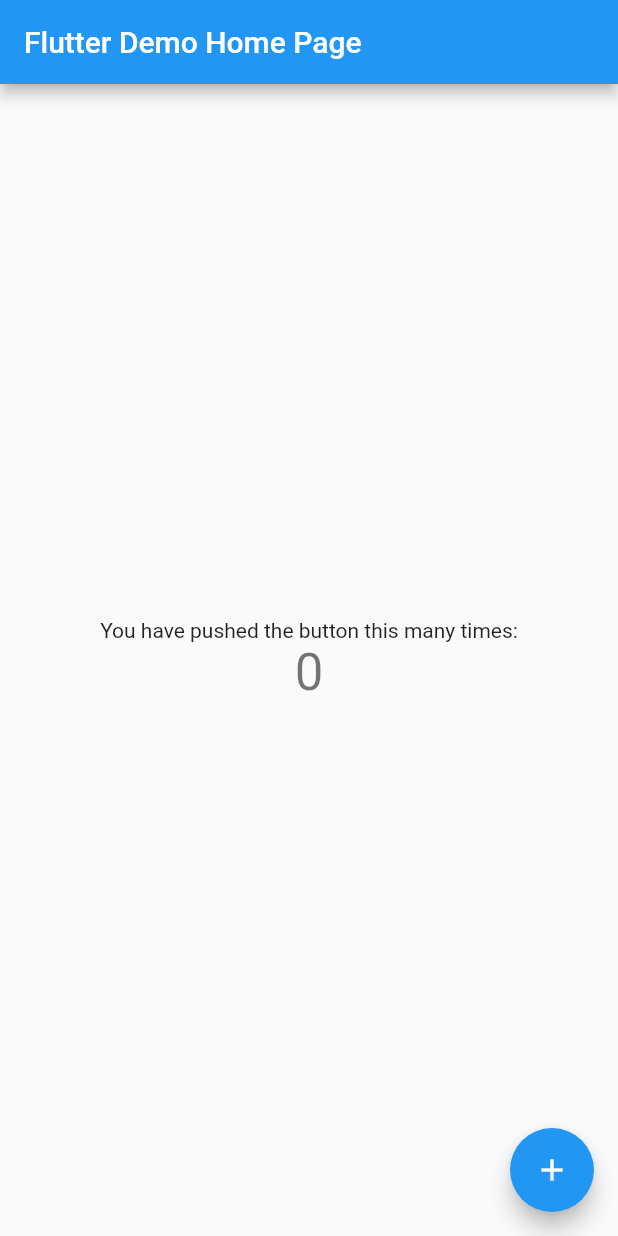
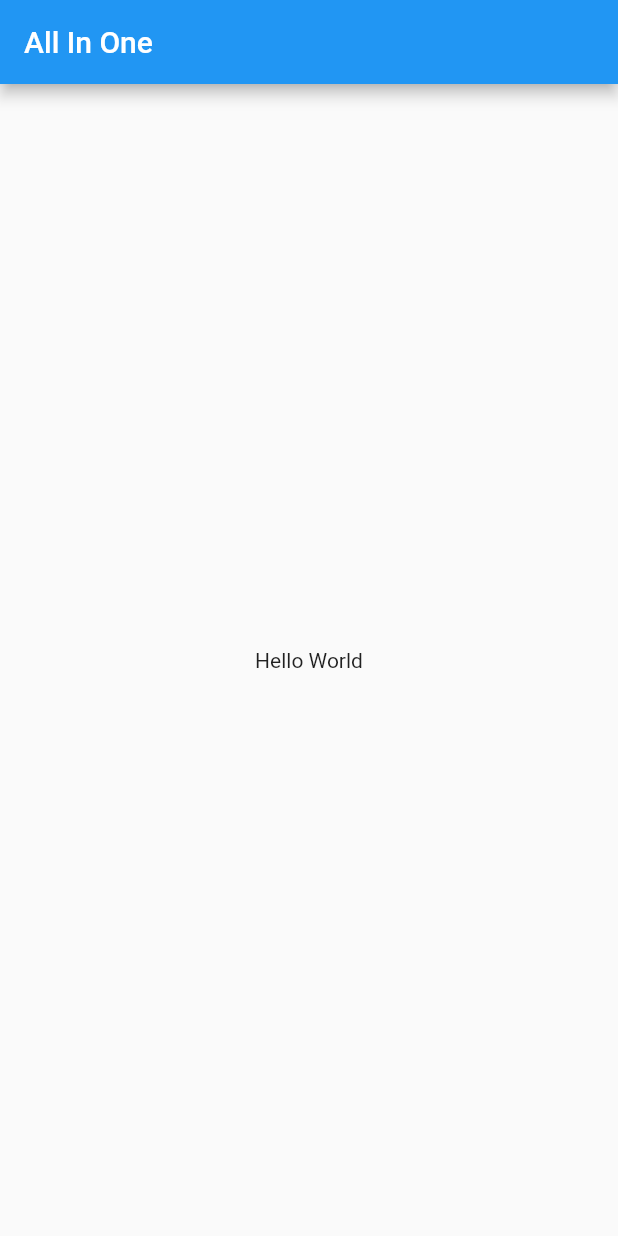
Before and after one commit to roman-ojha/all-in-one, a Flutter app: the screen it shows after launch, on a phone screen of 412 x 824 dp. Run offline on Flutter 3.47's test engine with Material 2 defaults, Android fonts, the phone set to English and light mode, and no system bars.

Commit message:
refactor(flutter): removed default code

```diff
--- a/flutter/lib/main.dart
+++ b/flutter/lib/main.dart
@@ -7,109 +7,35 @@ void main() {
 class MyApp extends StatelessWidget {
   const MyApp({Key? key}) : super(key: key);
 
-  // This widget is the root of your application.
   @override
   Widget build(BuildContext context) {
     return MaterialApp(
-      title: 'Flutter Demo',
+      title: 'AIO',
       theme: ThemeData(
-        // This is the theme of your application.
-        //
-        // Try running your application with "flutter run". You'll see the
-        // application has a blue toolbar. Then, without quitting the app, try
-        // changing the primarySwatch below to Colors.green and then invoke
-        // "hot reload" (press "r" in the console where you ran "flutter run",
-        // or simply save your changes to "hot reload" in a Flutter IDE).
-        // Notice that the counter didn't reset back to zero; the application
-        // is not restarted.
         primarySwatch: Colors.blue,
       ),
-      home: const MyHomePage(title: 'Flutter Demo Home Page'),
+      home: const MyHomePage(title: 'All In One'),
     );
   }
 }
 
 class MyHomePage extends StatefulWidget {
   const MyHomePage({Key? key, required this.title}) : super(key: key);
-
-  // This widget is the home page of your application. It is stateful, meaning
-  // that it has a State object (defined below) that contains fields that affect
-  // how it looks.
-
-  // This class is the configuration for the state. It holds the values (in this
-  // case the title) provided by the parent (in this case the App widget) and
-  // used by the build method of the State. Fields in a Widget subclass are
-  // always marked "final".
-
   final String title;
-
   @override
   State<MyHomePage> createState() => _MyHomePageState();
 }
 
 class _MyHomePageState extends State<MyHomePage> {
-  int _counter = 0;
-
-  void _incrementCounter() {
-    setState(() {
-      // This call to setState tells the Flutter framework that something has
-      // changed in this State, which causes it to rerun the build method below
-      // so that the display can reflect the updated values. If we changed
-      // _counter without calling setState(), then the build method would not be
-      // called again, and so nothing would appear to happen.
-      _counter++;
-    });
-  }
-
   @override
   Widget build(BuildContext context) {
-    // This method is rerun every time setState is called, for instance as done
-    // by the _incrementCounter method above.
-    //
-    // The Flutter framework has been optimized to make rerunning build methods
-    // fast, so that you can just rebuild anything that needs updating rather
-    // than having to individually change instances of widgets.
     return Scaffold(
       appBar: AppBar(
-        // Here we take the value from the MyHomePage object that was created by
-        // the App.build method, and use it to set our appbar title.
         title: Text(widget.title),
       ),
-      body: Center(
-        // Center is a layout widget. It takes a single child and positions it
-        // in the middle of the parent.
-        child: Column(
-          // Column is also a layout widget. It takes a list of children and
-          // arranges them vertically. By default, it sizes itself to fit its
-          // children horizontally, and tries to be as tall as its parent.
-          //
-          // Invoke "debug painting" (press "p" in the console, choose the
-          // "Toggle Debug Paint" action from the Flutter Inspector in Android
-          // Studio, or the "Toggle Debug Paint" command in Visual Studio Code)
-          // to see the wireframe for each widget.
-          //
-          // Column has various properties to control how it sizes itself and
-          // how it positions its children. Here we use mainAxisAlignment to
-          // center the children vertically; the main axis here is the vertical
-          // axis because Columns are vertical (the cross axis would be
-          // horizontal).
-          mainAxisAlignment: MainAxisAlignment.center,
-          children: <Widget>[
-            const Text(
-              'You have pushed the button this many times:',
-            ),
-            Text(
-              '$_counter',
-              style: Theme.of(context).textTheme.headline4,
-            ),
-          ],
-        ),
+      body: const Center(
+        child: Text("Hello World"),
       ),
-      floatingActionButton: FloatingActionButton(
-        onPressed: _incrementCounter,
-        tooltip: 'Increment',
-        child: const Icon(Icons.add),
-      ), // This trailing comma makes auto-formatting nicer for build methods.
     );
   }
 }
```
